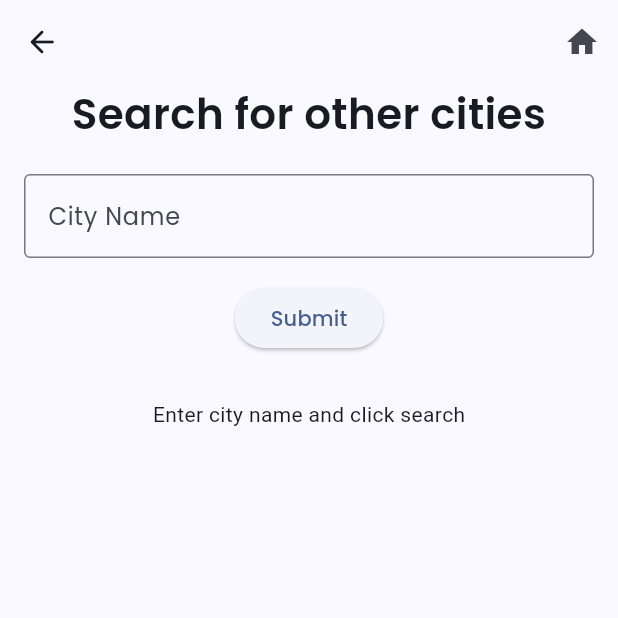
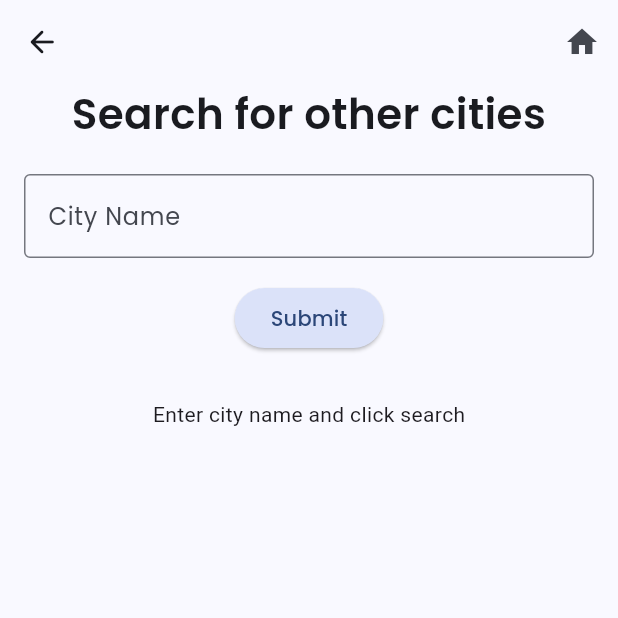
Before and after one commit to GDGCVITBHOPAL/Weathered, a Flutter app: the SearchCity screen opened directly, on a phone screen of 412 x 824 dp, the top half of it. Run offline on Flutter 3.47's test engine with Material 3 defaults, Android fonts, the phone set to English and light mode, and no system bars; drawn by our look-alikes of dynamic_color; our stand-ins replace connectivity_plus, flutter_riverpod, flutter_svg, gap, geolocator, google_maps_flutter; missing offline and left inert: app_settings; network calls fail.

Commit message:
search button color improvement

```diff
--- a/lib/src/features/search/view/customsearch.dart
+++ b/lib/src/features/search/view/customsearch.dart
@@ -75,6 +75,13 @@ class _SearchCityState extends ConsumerState<SearchCity> {
                   final city = _controller.text.trim();
                   ref.read(cityInputProvider.notifier).state = city;
                 },
+                style: ButtonStyle(
+                    backgroundColor: WidgetStatePropertyAll(
+                      Theme.of(context).colorScheme.secondaryContainer,
+                    ),
+                    foregroundColor: WidgetStatePropertyAll(
+                      Theme.of(context).colorScheme.onPrimaryContainer,
+                    )),
                 child: const Text('Submit'),
               ),
               const Gap(30),
@@ -90,7 +97,9 @@ class _SearchCityState extends ConsumerState<SearchCity> {
                         ref.watch(cityWeatherProvider(city));
                     return weatherAsyncValue.when(
                       data: (weather) {
-                        return Column(
+                        return Container(
+                          color: Theme.of(context).colorScheme.primaryContainer,
+                          child: Column(
                             children: [
                               Text(
                                 'Weather in ${weather.cityName}',
@@ -118,6 +127,7 @@ class _SearchCityState extends ConsumerState<SearchCity> {
                                 style: const TextStyle(fontSize: 18),
                               ),
                             ],
+                          ),
                         );
                       },
                       loading: () => const CircularProgressIndicator(),
```
Lines whose indentation alone changed are shown as unchanged.
